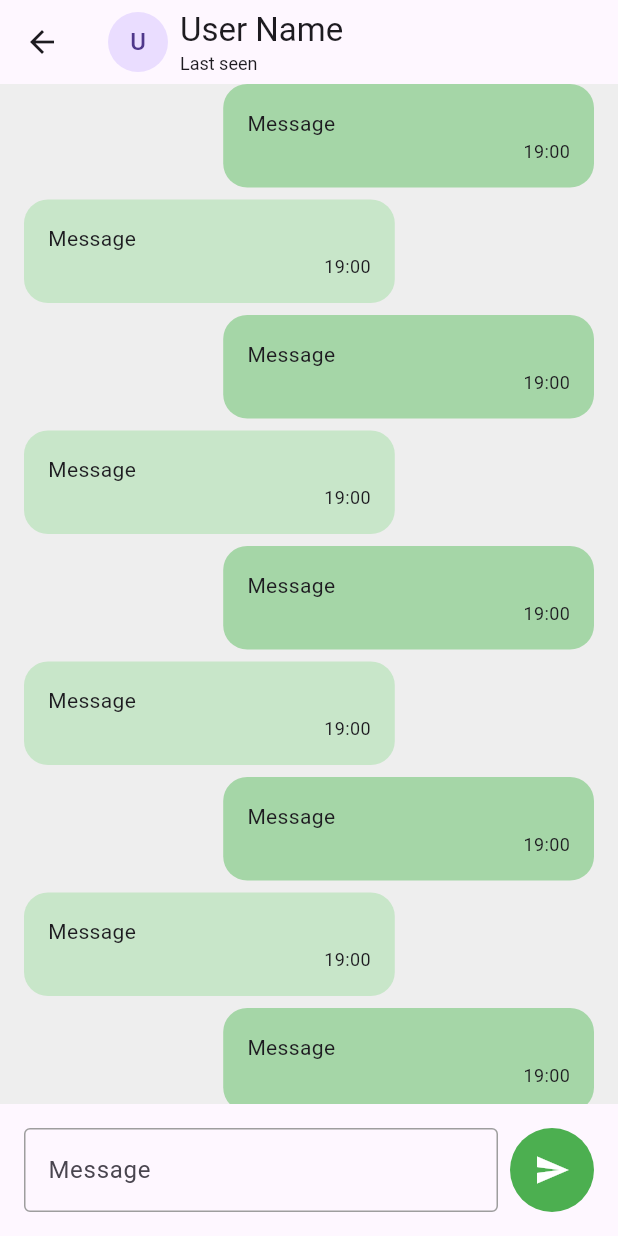
After one commit to LX-ACADEMY/flutter_chat_firebase, a Flutter app: the screen it shows after launch, after a tap on an icon or button, on a phone screen of 412 x 824 dp. The commit adds this screen. Run offline on Flutter 3.47's test engine with Material 3 defaults, Android fonts, the phone set to English and light mode, and no system bars; our stand-ins replace go_router.

Commit message:
Added chat room page UI

```diff
--- a/lib/core/router/router.dart
+++ b/lib/core/router/router.dart
@@ -1,3 +1,4 @@
+import 'package:chat_app/features/chat/view/pages/chat_room_page.dart';
 import 'package:chat_app/features/chat/view/pages/users_list_page.dart';
 import 'package:go_router/go_router.dart';
 
@@ -8,5 +9,9 @@ final router = GoRouter(
       path: UsersListPage.routePath,
       builder: (context, state) => const UsersListPage(),
     ),
+    GoRoute(
+      path: ChatRoomPage.routePath,
+      builder: (context, state) => const ChatRoomPage(),
+    ),
   ],
 );
--- /dev/null
+++ b/lib/features/chat/view/pages/chat_room_page.dart
@@ -0,0 +1,59 @@
+import 'package:chat_app/features/chat/view/widgets/chat_room_bottom_bar_widget.dart';
+import 'package:chat_app/features/chat/view/widgets/message_list_item_widget.dart';
+import 'package:flutter/material.dart';
+
+class ChatRoomPage extends StatelessWidget {
+  static const routePath = '/chat/room';
+
+  const ChatRoomPage({super.key});
+
+  @override
+  Widget build(BuildContext context) {
+    return Scaffold(
+      appBar: AppBar(
+        title: const Row(
+          children: [
+            CircleAvatar(
+              child: Text('U'),
+            ),
+            SizedBox(width: 8),
+            Column(
+              crossAxisAlignment: CrossAxisAlignment.start,
+              children: [
+                Text('User Name'),
+                Text(
+                  'Last seen',
+                  style: TextStyle(
+                    fontSize: 12,
+                  ),
+                ),
+              ],
+            ),
+          ],
+        ),
+      ),
+      body: Column(
+        children: [
+          Expanded(
+            child: Container(
+              decoration: BoxDecoration(
+                color: Colors.grey[200],
+              ),
+              child: ListView.separated(
+                itemCount: 100,
+                separatorBuilder: (context, index) => const SizedBox(height: 8),
+                itemBuilder: (context, index) {
+                  return MessageListItemWidget(
+                    isSentMessage: index % 2 == 0,
+                    message: 'Message',
+                  );
+                },
+              ),
+            ),
+          ),
+          const ChatRoomBottomBarWidget(),
+        ],
+      ),
+    );
+  }
+}
--- /dev/null
+++ b/lib/features/chat/view/widgets/chat_room_bottom_bar_widget.dart
@@ -0,0 +1,49 @@
+import 'package:flutter/material.dart';
+
+class ChatRoomBottomBarWidget extends StatelessWidget {
+  const ChatRoomBottomBarWidget({
+    super.key,
+  });
+
+  @override
+  Widget build(BuildContext context) {
+    return Padding(
+      padding: const EdgeInsets.all(16),
+      child: Row(
+        children: [
+          const Expanded(
+            child: TextField(
+              decoration: InputDecoration(
+                hintText: 'Message',
+                border: OutlineInputBorder(
+                  borderSide: BorderSide(
+                    color: Colors.grey,
+                  ),
+                ),
+                enabledBorder: OutlineInputBorder(
+                  borderSide: BorderSide(
+                    color: Colors.grey,
+                  ),
+                ),
+                focusedBorder: OutlineInputBorder(
+                  borderSide: BorderSide(
+                    color: Colors.grey,
+                  ),
+                ),
+              ),
+            ),
+          ),
+          const SizedBox(width: 8),
+          IconButton.filled(
+            onPressed: () {},
+            style: const ButtonStyle(
+              backgroundColor: WidgetStatePropertyAll(Colors.green),
+            ),
+            padding: const EdgeInsets.all(16),
+            icon: const Icon(Icons.send),
+          )
+        ],
+      ),
+    );
+  }
+}
--- /dev/null
+++ b/lib/features/chat/view/widgets/message_list_item_widget.dart
@@ -0,0 +1,41 @@
+import 'package:flutter/material.dart';
+
+class MessageListItemWidget extends StatelessWidget {
+  final bool isSentMessage;
+  final String message;
+
+  const MessageListItemWidget({
+    super.key,
+    required this.isSentMessage,
+    required this.message,
+  });
+
+  @override
+  Widget build(BuildContext context) {
+    return Align(
+      alignment: isSentMessage ? Alignment.centerRight : Alignment.centerLeft,
+      child: Container(
+        width: MediaQuery.sizeOf(context).width * 0.6,
+        padding: const EdgeInsets.all(16),
+        margin: const EdgeInsets.symmetric(horizontal: 16),
+        decoration: BoxDecoration(
+          color: isSentMessage ? Colors.green[200] : Colors.green[100],
+          borderRadius: BorderRadius.circular(16),
+        ),
+        child: Column(
+          crossAxisAlignment: CrossAxisAlignment.start,
+          children: [
+            Text(message),
+            const Align(
+              alignment: Alignment.centerRight,
+              child: Text(
+                '19:00',
+                style: TextStyle(fontSize: 12),
+              ),
+            )
+          ],
+        ),
+      ),
+    );
+  }
+}
--- a/lib/features/chat/view/widgets/user_list_item_widget.dart
+++ b/lib/features/chat/view/widgets/user_list_item_widget.dart
@@ -1,3 +1,5 @@
+import 'package:chat_app/features/chat/view/pages/chat_room_page.dart';
+import 'package:go_router/go_router.dart';
 import 'package:flutter/material.dart';
 
 class UserListItemWidget extends StatelessWidget {
@@ -5,13 +7,19 @@ class UserListItemWidget extends StatelessWidget {
 
   @override
   Widget build(BuildContext context) {
-    return const ListTile(
-      title: Text('User Name'),
-      subtitle: Text('Last Message'),
-      leading: CircleAvatar(
+    /// Callback to execute when the user tap on the list item.
+    void onListItemTap() {
+      context.push(ChatRoomPage.routePath);
+    }
+
+    return ListTile(
+      onTap: onListItemTap,
+      title: const Text('User Name'),
+      subtitle: const Text('Last Message'),
+      leading: const CircleAvatar(
         child: Text('U'),
       ),
-      trailing: Column(
+      trailing: const Column(
         children: [
           CircleAvatar(
             backgroundColor: Colors.green,
```
